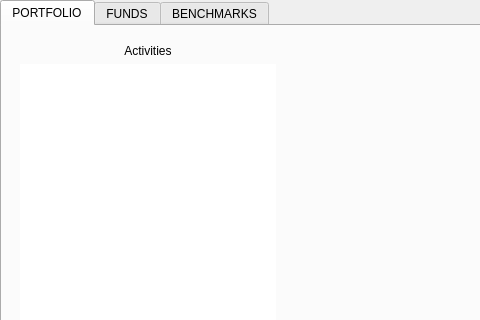
wwmm/viewprofit, file src/ui/main_window.ui: the form before one commit; both pictures show x 0 to 480 and y 0 to 320 of the 801 by 491 pixel window.
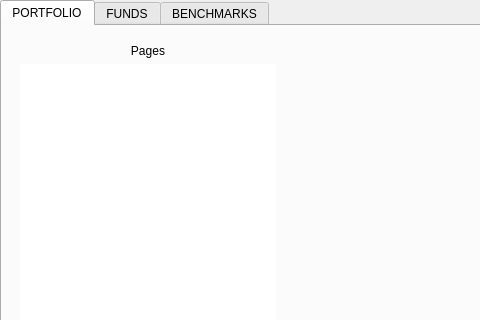
The form after the commit. The open tabs and pages were chosen to show the change.

What changed in the file:
```diff
--- a/src/ui/main_window.ui
+++ b/src/ui/main_window.ui
@@ -88,7 +88,7 @@
               </sizepolicy>
              </property>
              <property name="text">
-              <string>Activities</string>
+              <string>Pages</string>
              </property>
              <property name="alignment">
               <set>Qt::AlignCenter</set>
```
Left out of the diff: 4 changed lines with no effect on the pictures.
